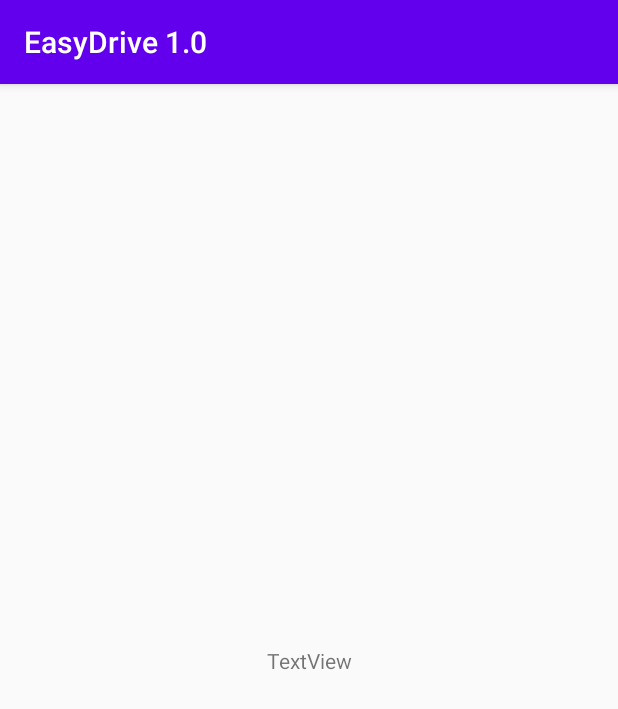
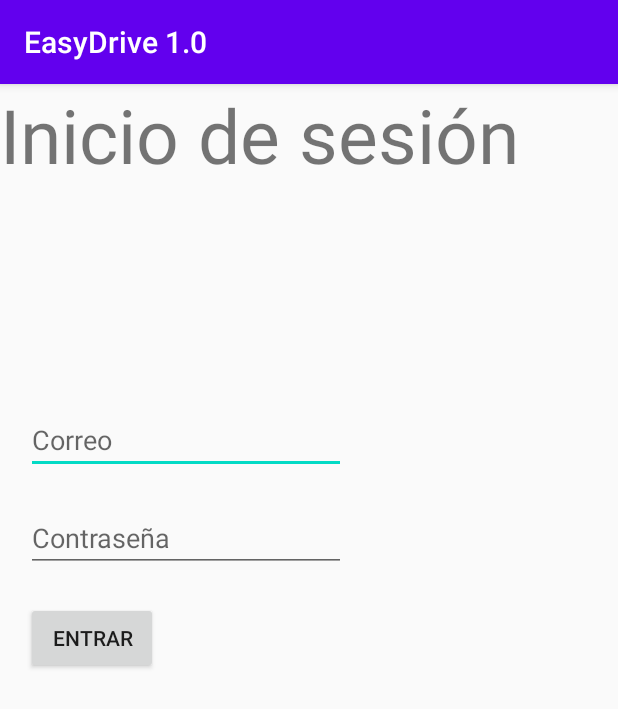
Before and after one commit to hkhellou/EasyDrive, an Android app: the screen it shows after launch (MainActivity before the commit, LoginActivity after it), on a phone screen of 412 x 824 dp. Shown: the top 709 px of the screen. Run offline under Robolectric (Android 15) with nearby library versions, the light colour scheme and no system bars.

Commit message:
creando el login

```diff
--- a/app/build.gradle
+++ b/app/build.gradle
@@ -35,6 +35,9 @@ dependencies {
     implementation 'com.squareup.retrofit2:converter-gson:2.5.0'
     implementation 'androidx.appcompat:appcompat:1.0.2'
     implementation 'androidx.constraintlayout:constraintlayout:1.1.3'
+    implementation 'com.google.android.material:material:1.0.0'
+    implementation 'androidx.annotation:annotation:1.1.0'
+    implementation 'androidx.lifecycle:lifecycle-extensions:2.2.0'
     testImplementation 'junit:junit:4.12'
     androidTestImplementation 'androidx.test.ext:junit:1.1.1'
     androidTestImplementation 'androidx.test.espresso:espresso-core:3.2.0'
--- a/app/src/main/java/com/example/easydrive10/MainActivity.java
+++ b/app/src/main/java/com/example/easydrive10/MainActivity.java
@@ -2,11 +2,12 @@ package com.example.easydrive10;
 
 import androidx.appcompat.app.AppCompatActivity;
 import androidx.lifecycle.Observer;
-import androidx.lifecycle.ViewModel;
 import androidx.lifecycle.ViewModelProvider;
 
 import android.os.Bundle;
 import android.widget.TextView;
+
+import com.example.easydrive10.pojos.Camionero;
 
 import java.util.ArrayList;
 
--- a/app/src/main/java/com/example/easydrive10/MainViewModel.java
+++ b/app/src/main/java/com/example/easydrive10/MainViewModel.java
@@ -3,6 +3,7 @@ package com.example.easydrive10;
 import android.content.Context;
 import android.util.Log;
 
+import com.example.easydrive10.pojos.Camionero;
 import com.example.easydrive10.retrofit.MiRepositorio;
 import com.example.easydrive10.retrofit.MiServicio;
 
@@ -33,7 +34,7 @@ public class MainViewModel extends ViewModel {
     }
     public void getPresidentes(){
         Log.i("aki", "HOLA AKI TOOOOOOOOOOOOOOOOOY");
-        miServicio.getPresidentes().enqueue(new Callback<ArrayList<Camionero>>() {
+        miServicio.getCamioneros().enqueue(new Callback<ArrayList<Camionero>>() {
             @Override
             public void onResponse(Call<ArrayList<Camionero>> call, Response<ArrayList<Camionero>> response) {
 //                EL ARRAY QUE ME DEVUELVE LA CONSULTA ESTÁ EN response.body();
--- /dev/null
+++ b/app/src/main/java/com/example/easydrive10/login/IloginInterface.java
@@ -0,0 +1,4 @@
+package com.example.easydrive10.login;
+
+public interface IloginInterface{
+}
--- /dev/null
+++ b/app/src/main/java/com/example/easydrive10/login/LoginActivity.java
@@ -0,0 +1,60 @@
+package com.example.easydrive10.login;
+
+import androidx.appcompat.app.AppCompatActivity;
+import androidx.lifecycle.Observer;
+import androidx.lifecycle.ViewModelProvider;
+
+import android.content.Intent;
+import android.os.Bundle;
+import android.view.View;
+import android.widget.Button;
+import android.widget.TextView;
+
+import com.example.easydrive10.MainActivity;
+import com.example.easydrive10.MainViewModel;
+import com.example.easydrive10.R;
+import com.example.easydrive10.pojos.Usuario;
+
+import java.util.ArrayList;
+
+public class LoginActivity extends AppCompatActivity implements IloginInterface {
+    private LoginViewModel viewModel;
+    private Button btnLoginEnter;
+    private TextView txtEmail,txtPass;
+    private  boolean existe=false;
+    @Override
+    protected void onCreate(Bundle savedInstanceState) {
+        super.onCreate(savedInstanceState);
+        setContentView(R.layout.activity_login);
+        btnLoginEnter= findViewById(R.id.btnEnterLogin);
+        txtEmail = findViewById(R.id.txtLoginEmail);
+        txtPass = findViewById(R.id.txtLoginPass);
+        viewModel = new ViewModelProvider(this,new LoginViewModelFactory(this,this)).get(LoginViewModel.class);
+        btnLoginEnter.setOnClickListener(new View.OnClickListener() {
+            @Override
+            public void onClick(View view) {
+                viewModel.getListaUsuariosMutable().observe(LoginActivity.this, new Observer<ArrayList<Usuario>>() {
+                    @Override
+                    public void onChanged(ArrayList<Usuario> usuarios) {
+                        String email=txtEmail.getText().toString();
+                        String pass=txtPass.getText().toString();
+                        for(Usuario user : usuarios){
+                            if(user.getCorreo().equals(email)){
+                                if(user.getContrasenia().equals(pass)){
+                                    existe=true;
+
+                                }
+                            }
+                        }
+                    }
+                });
+                viewModel.getUsuarios();
+                if(existe){
+                    Intent i = new Intent(LoginActivity.this, MainActivity.class);
+                    startActivity(i);
+                }
+            }
+        });
+
+    }
+}
--- /dev/null
+++ b/app/src/main/java/com/example/easydrive10/login/LoginViewModel.java
@@ -0,0 +1,50 @@
+package com.example.easydrive10.login;
+
+import android.content.Context;
+import android.util.Log;
+import android.view.View;
+
+import com.example.easydrive10.pojos.Camionero;
+import com.example.easydrive10.pojos.Usuario;
+import com.example.easydrive10.retrofit.MiRepositorio;
+import com.example.easydrive10.retrofit.MiServicio;
+
+import java.util.ArrayList;
+
+import androidx.lifecycle.MutableLiveData;
+import androidx.lifecycle.ViewModel;
+import retrofit2.Call;
+import retrofit2.Callback;
+import retrofit2.Response;
+
+public class LoginViewModel extends ViewModel {
+    private Context context;
+    private IloginInterface iloginInterface;
+    private MutableLiveData<ArrayList<Usuario>> listaUsuariosMutable;
+    private MiServicio miServicio;
+
+    public LoginViewModel(Context context, IloginInterface iloginInterface) {
+        this.context = context;
+        this.iloginInterface = iloginInterface;
+        miServicio= MiRepositorio.getMiServicio();
+        listaUsuariosMutable = new MutableLiveData<>();
+    }
+    public void getUsuarios(){
+        miServicio.getUsuarios().enqueue(new Callback<ArrayList<Usuario>>() {
+            @Override
+            public void onResponse(Call<ArrayList<Usuario>> call, Response<ArrayList<Usuario>> response) {
+                ArrayList<Usuario> listaUsuarios = response.body();
+                listaUsuariosMutable.setValue(listaUsuarios);
+            }
+
+            @Override
+            public void onFailure(Call<ArrayList<Usuario>> call, Throwable t) {
+                Log.i("errorR", "onFailure: "+t);
+            }
+        });
+    }
+
+    public MutableLiveData<ArrayList<Usuario>> getListaUsuariosMutable() {
+        return listaUsuariosMutable;
+    }
+}
--- /dev/null
+++ b/app/src/main/java/com/example/easydrive10/login/LoginViewModelFactory.java
@@ -0,0 +1,23 @@
+package com.example.easydrive10.login;
+
+import android.content.Context;
+
+import androidx.annotation.NonNull;
+import androidx.lifecycle.ViewModel;
+import androidx.lifecycle.ViewModelProvider;
+
+public class LoginViewModelFactory extends ViewModelProvider.NewInstanceFactory {
+    private Context context;
+    private IloginInterface iloginInterface;
+
+    public LoginViewModelFactory(LoginActivity loginActivity, IloginInterface iloginInterface) {
+        this.context = loginActivity;
+        this.iloginInterface = iloginInterface;
+    }
+
+    @NonNull
+    @Override
+    public <T extends ViewModel> T create(@NonNull Class<T> modelClass) {
+        return (T) new LoginViewModel(context,iloginInterface);
+    }
+}
--- a/app/src/main/java/com/example/easydrive10/Camionero.java
+++ b/app/src/main/java/com/example/easydrive10/pojos/Camionero.java
@@ -1,4 +1,4 @@
-package com.example.easydrive10;
+package com.example.easydrive10.pojos;
 
 import com.google.gson.annotations.Expose;
 import com.google.gson.annotations.SerializedName;
--- a/app/src/main/java/com/example/easydrive10/Presidente.java
+++ b/app/src/main/java/com/example/easydrive10/pojos/Presidente.java
@@ -1,4 +1,4 @@
-package com.example.easydrive10;
+package com.example.easydrive10.pojos;
 
 import com.google.gson.annotations.Expose;
 import com.google.gson.annotations.SerializedName;
--- a/app/src/main/java/com/example/easydrive10/retrofit/MiServicio.java
+++ b/app/src/main/java/com/example/easydrive10/retrofit/MiServicio.java
@@ -1,7 +1,7 @@
 package com.example.easydrive10.retrofit;
 
-import com.example.easydrive10.Camionero;
-import com.example.easydrive10.Presidente;
+import com.example.easydrive10.pojos.Camionero;
+import com.example.easydrive10.pojos.Usuario;
 
 import java.util.ArrayList;
 
@@ -12,10 +12,13 @@ public interface MiServicio {
 //    @GET SIRVE PARA INDICAR EL PHP QUE VAMOS A USAR PARA LA CONSULTA
     @GET("cogerPresidentes.php")
 //    Call LLAMADA AL GET, Y DEVUELVE LO QUE HAY DENTRO DEL CALL
-    Call<ArrayList<Camionero>> getPresidentes();
+    Call<ArrayList<Camionero>> getCamioneros();
     //    @GET SIRVE PARA INDICAR EL PHP QUE VAMOS A USAR PARA LA CONSULTA
     @GET("consultaCamioneros.php")
 //    Call LLAMADA AL GET, Y DEVUELVE LO QUE HAY DENTRO DEL CALL
     Call<ArrayList<Camionero>> getPresidente();
+//    CONSULTA USUARIOS
+    @GET("consultaUsuarios.php")
+    Call<ArrayList<Usuario>> getUsuarios();
 
 }
--- /dev/null
+++ b/app/src/main/res/layout/activity_login.xml
@@ -0,0 +1,57 @@
+<?xml version="1.0" encoding="utf-8"?>
+<androidx.constraintlayout.widget.ConstraintLayout xmlns:android="http://schemas.android.com/apk/res/android"
+    xmlns:app="http://schemas.android.com/apk/res-auto"
+    xmlns:tools="http://schemas.android.com/tools"
+    android:layout_width="match_parent"
+    android:layout_height="match_parent"
+    tools:context=".login.LoginActivity">
+
+    <TextView
+        android:id="@+id/txtLoginTittle"
+        android:layout_width="wrap_content"
+        android:layout_height="wrap_content"
+        android:layout_marginBottom="147dp"
+        android:textSize="50dp"
+        android:text="@string/txtLoginTittle"
+        app:layout_constraintBottom_toTopOf="@+id/linearLayout"
+        app:layout_constraintStart_toStartOf="parent"
+        app:layout_constraintTop_toTopOf="parent" />
+
+    <LinearLayout
+        android:id="@+id/linearLayout"
+        android:layout_width="378dp"
+        android:layout_height="0dp"
+        android:layout_marginBottom="165dp"
+        android:orientation="vertical"
+        app:layout_constraintBottom_toBottomOf="parent"
+        app:layout_constraintEnd_toEndOf="parent"
+        app:layout_constraintHorizontal_bias="0.5"
+        app:layout_constraintStart_toStartOf="parent"
+        app:layout_constraintTop_toBottomOf="@+id/txtLoginTittle">
+
+        <EditText
+            android:id="@+id/txtLoginEmail"
+            android:layout_width="wrap_content"
+            android:layout_height="wrap_content"
+            android:ems="10"
+            android:hint="@string/txtLoginEmail"
+            android:inputType="textPersonName" />
+
+        <EditText
+            android:id="@+id/txtLoginPass"
+            android:layout_width="wrap_content"
+            android:layout_height="wrap_content"
+            android:layout_marginTop="20dp"
+            android:ems="10"
+            android:hint="@string/txtLoginPass"
+            android:inputType="textWebPassword" />
+
+        <Button
+            android:id="@+id/btnEnterLogin"
+            android:layout_width="wrap_content"
+            android:layout_height="wrap_content"
+            android:layout_marginTop="20dp"
+            android:text="@string/btnEnterLogin" />
+    </LinearLayout>
+
+</androidx.constraintlayout.widget.ConstraintLayout>
--- /dev/null
+++ b/app/src/main/res/values/dimens.xml
@@ -0,0 +1,5 @@
+<resources>
+    <!-- Default screen margins, per the Android Design guidelines. -->
+    <dimen name="activity_horizontal_margin">16dp</dimen>
+    <dimen name="activity_vertical_margin">16dp</dimen>
+</resources>
--- a/app/src/main/res/values/strings.xml
+++ b/app/src/main/res/values/strings.xml
@@ -1,3 +1,7 @@
 <resources>
     <string name="app_name">EasyDrive 1.0</string>
+    <string name="btnEnterLogin">Entrar</string>
+    <string name="txtLoginPass">Contraseña</string>
+    <string name="txtLoginEmail">"Correo "</string>
+    <string name="txtLoginTittle">Inicio de sesión</string>
 </resources>
```
Also changed, not shown: app/src/main/AndroidManifest.xml (+10 -7 lines), app/src/main/java/com/example/easydrive10/pojos/Usuario.java (added, +40 -0 lines).
